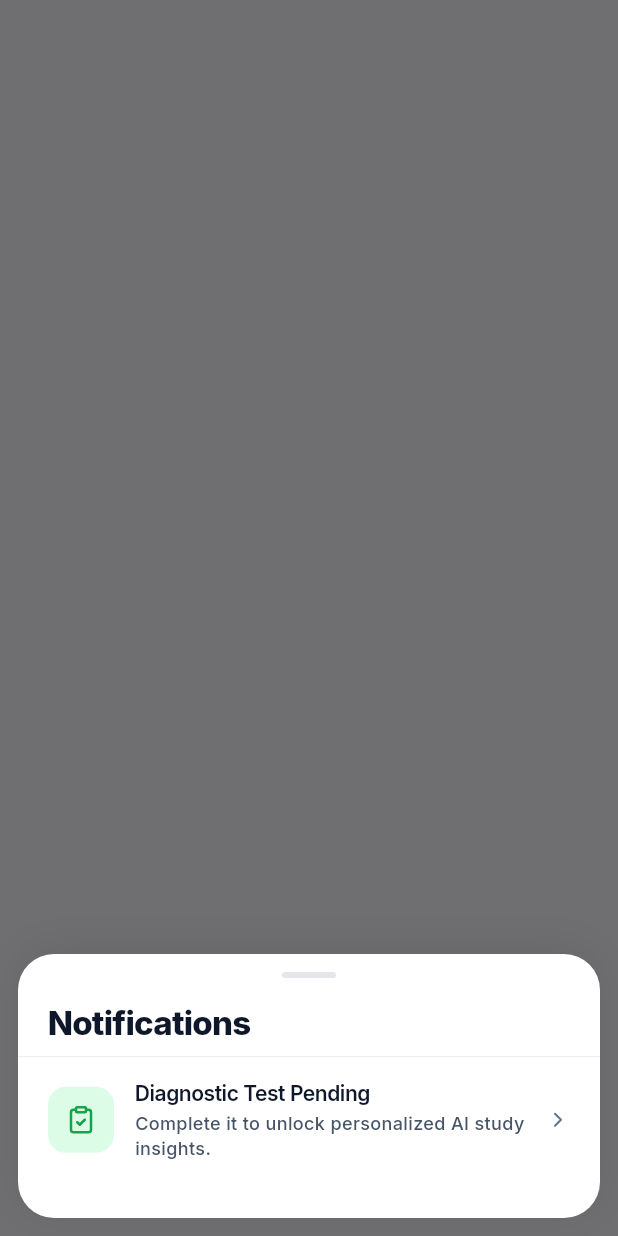
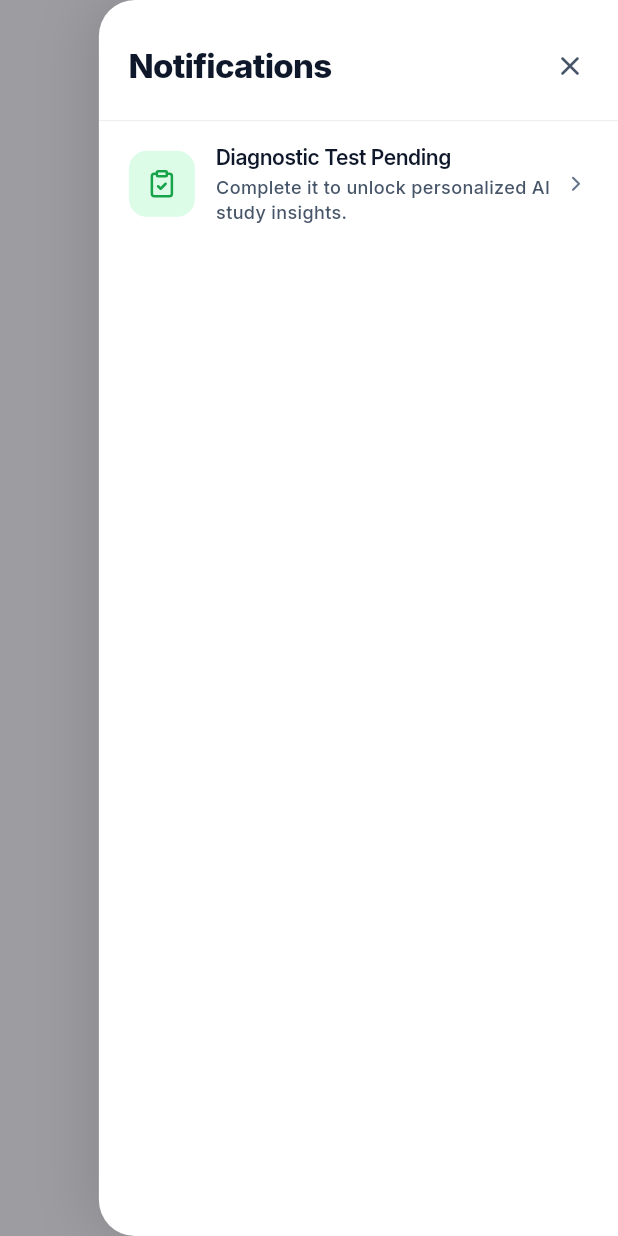
Before and after one commit to idaivik/Axiostudy_app, a Flutter app: what showNotificationsSheet() shows on an empty page, opened directly, on a phone screen of 412 x 824 dp. Run offline on Flutter 3.47's test engine with Material 3 defaults, Android fonts, the light colour scheme and no system bars; our stand-ins replace fl_chart, flutter_riverpod, go_router, google_fonts, lucide_icons, shared_preferences and 1 more; accounts and stored records are empty.

Commit message:
feat: add biology subject support and implement slide-in notification panel

```diff
--- a/lib/core/theme/app_colors.dart
+++ b/lib/core/theme/app_colors.dart
@@ -41,6 +41,7 @@ class AppColors {
   static const Color physics = Color(0xFF6366F1);       // Indigo
   static const Color chemistry = Color(0xFF0EA5E9);     // Sky
   static const Color mathematics = Color(0xFFF59E0B);   // Amber
+  static const Color biology = Color(0xFFEC4899);       // Pink
 
   // ─── Primary aliases ───
   static const Color primaryLight = greenLight;
@@ -89,4 +90,10 @@ class AppColors {
     end: Alignment.bottomRight,
     colors: [Color(0xFFFBBF24), Color(0xFFF59E0B)],
   );
+
+  static const LinearGradient biologyGradient = LinearGradient(
+    begin: Alignment.topLeft,
+    end: Alignment.bottomRight,
+    colors: [Color(0xFFF472B6), Color(0xFFEC4899)],
+  );
 }
--- a/lib/features/home/presentation/widgets/notifications_sheet.dart
+++ b/lib/features/home/presentation/widgets/notifications_sheet.dart
@@ -7,74 +7,92 @@ import '../../../../core/theme/app_typography.dart';
 import '../../../auth/data/auth_providers.dart';
 
 Future<void> showNotificationsSheet(BuildContext context) {
-  return showModalBottomSheet(
+  return showGeneralDialog(
     context: context,
-    isScrollControlled: true,
-    backgroundColor: Colors.transparent,
-    builder: (context) => const _NotificationsSheetContent(),
+    barrierDismissible: true,
+    barrierLabel: 'Dismiss notifications',
+    barrierColor: Colors.black.withValues(alpha: 0.35),
+    transitionDuration: const Duration(milliseconds: 260),
+    pageBuilder: (context, a, b) => const _NotificationsPanel(),
+    transitionBuilder: (context, animation, _, child) {
+      final slide = Tween<Offset>(
+        begin: const Offset(1.0, 0),
+        end: Offset.zero,
+      ).animate(CurvedAnimation(parent: animation, curve: Curves.easeOutCubic));
+      return SlideTransition(position: slide, child: child);
+    },
   );
 }
 
-class _NotificationsSheetContent extends ConsumerWidget {
-  const _NotificationsSheetContent();
+class _NotificationsPanel extends ConsumerWidget {
+  const _NotificationsPanel();
 
   @override
   Widget build(BuildContext context, WidgetRef ref) {
     final hasTakenDiagnostic = ref.watch(hasTakenDiagnosticProvider);
+    final width = MediaQuery.of(context).size.width;
 
-    return Container(
-      margin: const EdgeInsets.fromLTRB(12, 0, 12, 12),
+    return Align(
+      alignment: Alignment.centerRight,
+      child: Material(
+        color: Colors.transparent,
+        child: Container(
+          width: width * 0.84,
+          height: double.infinity,
           decoration: BoxDecoration(
             color: AppColors.cardBackground,
-        borderRadius: BorderRadius.circular(24),
+            borderRadius: const BorderRadius.only(
+              topLeft: Radius.circular(24),
+              bottomLeft: Radius.circular(24),
+            ),
             boxShadow: [
               BoxShadow(
-            color: Colors.black.withValues(alpha: 0.08),
-            blurRadius: 24,
-            offset: const Offset(0, -4),
+                color: Colors.black.withValues(alpha: 0.12),
+                blurRadius: 32,
+                offset: const Offset(-6, 0),
               ),
             ],
           ),
+          child: SafeArea(
             child: Column(
-        mainAxisSize: MainAxisSize.min,
               crossAxisAlignment: CrossAxisAlignment.start,
               children: [
-          // Handle
-          Center(
-            child: Padding(
-              padding: const EdgeInsets.only(top: 12),
-              child: Container(
-                width: 36,
-                height: 4,
-                decoration: BoxDecoration(
-                  color: AppColors.divider,
-                  borderRadius: BorderRadius.circular(2),
+                // Header
+                Padding(
+                  padding: const EdgeInsets.fromLTRB(20, 20, 8, 12),
+                  child: Row(
+                    children: [
+                      Expanded(
+                        child: Text('Notifications', style: AppTypography.heading2),
+                      ),
+                      IconButton(
+                        icon: const Icon(LucideIcons.x, size: 20),
+                        color: AppColors.textMedium,
+                        onPressed: () => Navigator.of(context).pop(),
+                      ),
+                    ],
                   ),
                 ),
-            ),
-          ),
-          Padding(
-            padding: const EdgeInsets.fromLTRB(20, 16, 20, 8),
-            child: Text('Notifications', style: AppTypography.heading2),
-          ),
                 const Divider(height: 1, color: AppColors.divider),
-          if (!hasTakenDiagnostic) ...[
+                if (!hasTakenDiagnostic)
                   _NotificationTile(
                     icon: LucideIcons.clipboardCheck,
                     iconColor: AppColors.primary,
                     iconBackground: AppColors.greenSurface,
                     title: 'Diagnostic Test Pending',
-              subtitle: 'Complete it to unlock personalized AI study insights.',
+                    subtitle:
+                        'Complete it to unlock personalized AI study insights.',
                     onTap: () {
                       Navigator.of(context).pop();
                       context.push('/test-selection');
                     },
+                  )
+                else
+                  const _EmptyState(),
+              ],
             ),
-          ] else ...[
-            _EmptyState(),
-          ],
-          const SizedBox(height: 24),
-        ],
+          ),
+        ),
       ),
     );
   }
@@ -144,10 +162,12 @@ class _NotificationTile extends StatelessWidget {
 }
 
 class _EmptyState extends StatelessWidget {
+  const _EmptyState();
+
   @override
   Widget build(BuildContext context) {
     return Padding(
-      padding: const EdgeInsets.symmetric(vertical: 32),
+      padding: const EdgeInsets.symmetric(vertical: 40),
       child: Center(
         child: Column(
           children: [
--- a/lib/features/practice/presentation/practice_screen.dart
+++ b/lib/features/practice/presentation/practice_screen.dart
@@ -150,11 +150,11 @@ class _TopicsTab extends ConsumerWidget {
               child: Container(
                 padding: const EdgeInsets.all(20),
                 decoration: BoxDecoration(
-                  gradient: AppColors.primaryGradient,
+                  gradient: AppColors.heroGradient,
                   borderRadius: BorderRadius.circular(16),
                   boxShadow: [
                     BoxShadow(
-                      color: AppColors.primary.withValues(alpha: 0.3),
+                      color: AppColors.greenDarkAccent.withValues(alpha: 0.3),
                       blurRadius: 16,
                       offset: const Offset(0, 6),
                     ),
@@ -254,6 +254,7 @@ class _TopicsTab extends ConsumerWidget {
     SubjectType.physics => AppColors.physicsGradient,
     SubjectType.chemistry => AppColors.chemistryGradient,
     SubjectType.mathematics => AppColors.mathematicsGradient,
+    SubjectType.biology => AppColors.biologyGradient,
   };
 }
 
--- a/lib/features/subjects/domain/subject_models.dart
+++ b/lib/features/subjects/domain/subject_models.dart
@@ -40,6 +40,8 @@ class Subject {
         return SubjectType.chemistry;
       case 'mathematics':
         return SubjectType.mathematics;
+      case 'biology':
+        return SubjectType.biology;
       default:
         return SubjectType.physics;
     }
```
Also changed, not shown: lib/features/home/presentation/widgets/strength_meter_card.dart (+5 -2 lines), lib/features/subjects/data/subjects_repository.dart (+8 -6 lines), lib/shared/models/enums.dart (+9 -2 lines). Lines whose indentation alone changed are shown as unchanged.
